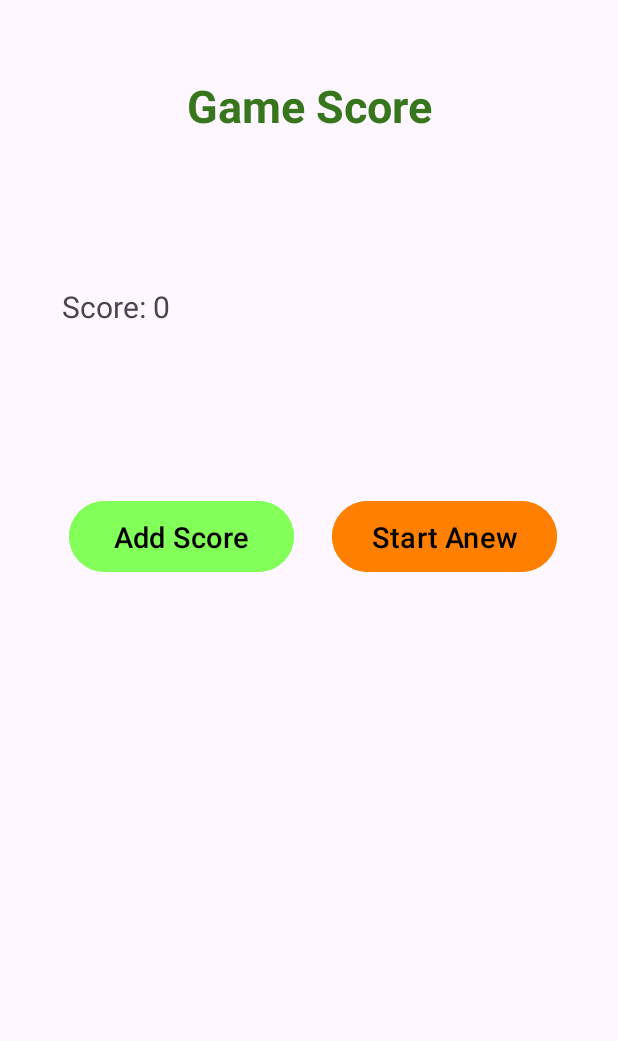
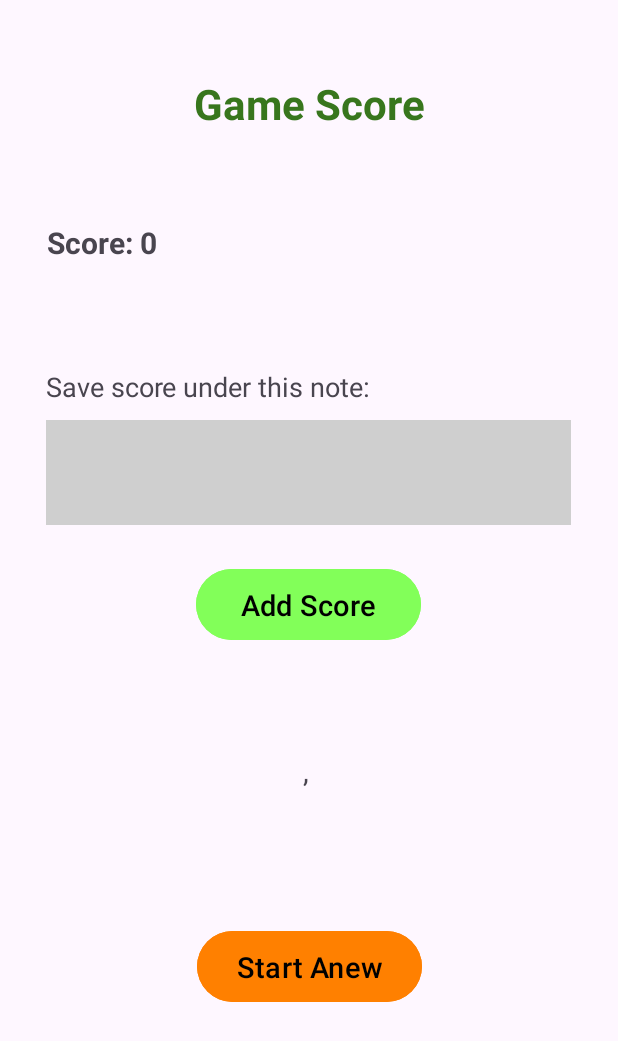
Before and after one commit to mubahilahmad/Animal_Guessing_Game, an Android app: the ScoreActivity screen opened directly, with no data from a screen before it, on a phone screen of 412 x 824 dp. Shown: the top 1041 px of the screen. Run offline under Robolectric (Android 15) with nearby library versions, the phone set to English and light mode, and no system bars.

Commit message:
Initial commit

```diff
--- a/app/src/main/java/de/fra_uas/fb2/mobiledevices/animalguessinggame/Animal.kt
+++ b/app/src/main/java/de/fra_uas/fb2/mobiledevices/animalguessinggame/Animal.kt
@@ -52,8 +52,8 @@ data class Animal(
             Animal("Falcon", listOf("Color: Gray and white", "Habitat: Lives worldwide", "Diet: Eats small animals (Carnivore)", "Size: Up to 0.6 meters tall", "Weight: 0.7 to 1.5 kg", "Sharp beak", "Strong talons", "Excellent eyesight", "Flies fast", "Used in falconry")),
             Animal("Swan", listOf("Color: White", "Habitat: Lives near water", "Diet: Eats plants (Herbivore)", "Size: Up to 1.5 meters tall", "Weight: 5 to 15 kg", "Long neck", "Graceful", "Flies well", "Builds nests", "Monogamous")),
             Animal("Ostrich", listOf("Color: Brown", "Habitat: Lives in Africa", "Diet: Eats plants and insects (Omnivore)", "Size: Up to 2.8 meters tall", "Weight: 100 to 150 kg", "Flightless", "Runs very fast", "Long legs", "Lays large eggs", "Has a long neck")),
-            Animal("Rhinoceros", listOf("Color: Gray", "Habitat: Lives in Africa and Asia", "Diet: Eats plants (Herbivore)", "Size: Up to 4 meters long", "Weight: 800 to 1400 kg", "Has a horn", "Very strong", "Endangered", "Thick skin", "Heavy")),
-            Animal("Hippopotamus", listOf("Color: Gray", "Habitat: Lives in Africa", "Diet: Eats plants (Herbivore)", "Size: Up to 5 meters long", "Weight: 1300 to 3200 kg", "Semi-aquatic", "Very strong", "Aggressive", "Large mouth", "Lives in groups")),
+            Animal("Rhino", listOf("Color: Gray", "Habitat: Lives in Africa and Asia", "Diet: Eats plants (Herbivore)", "Size: Up to 4 meters long", "Weight: 800 to 1400 kg", "Has a horn", "Very strong", "Endangered", "Thick skin", "Heavy")),
+            Animal("Hippo", listOf("Color: Gray", "Habitat: Lives in Africa", "Diet: Eats plants (Herbivore)", "Size: Up to 5 meters long", "Weight: 1300 to 3200 kg", "Semi-aquatic", "Very strong", "Aggressive", "Large mouth", "Lives in groups")),
             Animal("Buffalo", listOf("Color: Black or brown", "Habitat: Lives in Africa and North America", "Diet: Eats grass (Herbivore)", "Size: Up to 3.4 meters long", "Weight: 300 to 900 kg", "Very strong", "Lives in herds", "Domesticated", "Provides meat and milk", "Thick fur")),
             Animal("Antelope", listOf("Color: Brown", "Habitat: Lives in Africa", "Diet: Eats grass (Herbivore)", "Size: Up to 1.5 meters tall", "Weight: 40 to 60 kg", "Graceful", "Fast runner", "Has horns", "Timid", "Lives in herds")),
             Animal("Meerkat", listOf("Color: Brown", "Habitat: Lives in Africa", "Diet: Eats insects and plants (Omnivore)", "Size: Up to 0.5 meters tall", "Weight: 0.6 to 1 kg", "Stands on hind legs", "Lives in burrows", "Very social", "Curious", "Fast")),
--- a/app/src/main/java/de/fra_uas/fb2/mobiledevices/animalguessinggame/ScoreActivity.kt
+++ b/app/src/main/java/de/fra_uas/fb2/mobiledevices/animalguessinggame/ScoreActivity.kt
@@ -1,16 +1,17 @@
 package de.fra_uas.fb2.mobiledevices.animalguessinggame
 
+import androidx.appcompat.app.AppCompatActivity
 import android.content.Context
 import android.content.Intent
 import android.os.Bundle
 import android.widget.Button
+import android.widget.EditText
 import android.widget.TextView
 import android.widget.Toast
-import androidx.appcompat.app.AppCompatActivity
 import androidx.datastore.core.DataStore
 import androidx.datastore.preferences.core.Preferences
 import androidx.datastore.preferences.core.edit
-import androidx.datastore.preferences.core.intPreferencesKey
+import androidx.datastore.preferences.core.stringPreferencesKey
 import androidx.datastore.preferences.preferencesDataStore
 import kotlinx.coroutines.flow.first
 import kotlinx.coroutines.runBlocking
@@ -22,9 +23,12 @@ class ScoreActivity : AppCompatActivity() {
     private lateinit var scoreTextView: TextView
     private lateinit var addScoreButton: Button
     private lateinit var startAnewButton: Button
+    private lateinit var dataStoreTextView: TextView
+    private lateinit var noteEditText: EditText
 
     companion object {
-        val POINTS_KEY = intPreferencesKey("user_points")
+        val SCORE_KEY = stringPreferencesKey("user_score")
+        val NOTE_KEY = stringPreferencesKey("user_note")
     }
 
     override fun onCreate(savedInstanceState: Bundle?) {
@@ -34,36 +38,80 @@ class ScoreActivity : AppCompatActivity() {
         scoreTextView = findViewById(R.id.textViewScore)
         addScoreButton = findViewById(R.id.buttonAddScore)
         startAnewButton = findViewById(R.id.buttonStartAnew)
+        dataStoreTextView = findViewById(R.id.textViewDataStore)
+        noteEditText = findViewById(R.id.editTextNote)
 
+        noteEditText.setOnFocusChangeListener { _, hasFocus ->
+            if (hasFocus) {
+                noteEditText.setText("")
+            }
+        }
+
+        try {
             val score = intent.getIntExtra("SCORE", 0)
-        val savedScore = getPoints(this)
+            val savedData = getSavedData(this)
 
-        scoreTextView.text = getString(R.string.score_text, savedScore + score)
+            // Display the score from MainActivity
+            scoreTextView.text = getString(R.string.score_text, score)
+
+            // Display the saved data from DataStore
+            dataStoreTextView.text = savedData
 
             addScoreButton.setOnClickListener {
-            savePoints(this, savedScore + score)
+                val note = noteEditText.text.toString()
+                saveData(this, score, note)
                 Toast.makeText(this, getString(R.string.score_saved), Toast.LENGTH_SHORT).show()
+
+                // Update the DataStore TextView with the new saved data
+                val newSavedData = getSavedData(this)
+                dataStoreTextView.text = newSavedData
             }
 
             startAnewButton.setOnClickListener {
+                try {
+                    val intent = Intent(this, RoundActivity::class.java)
+                    startActivity(intent)
+                    finish()
+                } catch (e: Exception) {
+                    e.printStackTrace()
+                    Toast.makeText(this, getString(R.string.error_starting_new_round, e.message), Toast.LENGTH_LONG).show()
+                }
+            }
+        } catch (e: Exception) {
+            e.printStackTrace()
+            Toast.makeText(this, getString(R.string.error_initializing_score_activity, e.message), Toast.LENGTH_LONG).show()
+            finish()
+        }
+
+    }
+
+    override fun onBackPressed() {
+        super.onBackPressed()
+        navigateToRoundActivity()
+    }
+
+    private fun navigateToRoundActivity() {
         val intent = Intent(this, RoundActivity::class.java)
         startActivity(intent)
         finish()
     }
-    }
 
-    private fun savePoints(context: Context, points: Int) {
+
+    private fun saveData(context: Context, score: Int, note: String) {
         runBlocking {
             context.dataStore.edit { preferences ->
-                preferences[POINTS_KEY] = points
+                preferences[SCORE_KEY] = "Score: $score"
+                preferences[NOTE_KEY] = note
             }
         }
     }
 
-    private fun getPoints(context: Context): Int {
+    private fun getSavedData(context: Context): String {
         return runBlocking {
             val preferences = context.dataStore.data.first()
-            preferences[POINTS_KEY] ?: 0
+            val score = preferences[SCORE_KEY] ?: ""
+            val note = preferences[NOTE_KEY] ?: ""
+            "$note, $score"
         }
     }
 }
--- a/app/src/main/res/layout/activity_score.xml
+++ b/app/src/main/res/layout/activity_score.xml
@@ -14,7 +14,7 @@
         android:gravity="center"
         android:text="@string/score_area"
         android:textColor="@color/darkgreen"
-        android:textSize="30sp"
+        android:textSize="28sp"
         android:textStyle="bold"
         app:layout_constraintEnd_toEndOf="parent"
         app:layout_constraintStart_toStartOf="parent"
@@ -23,11 +23,12 @@
 
     <TextView
         android:id="@+id/textViewScore"
-        android:layout_width="330dp"
+        android:layout_width="350dp"
         android:layout_height="wrap_content"
-        android:layout_marginTop="100dp"
+        android:layout_marginTop="60dp"
         android:text="@string/score_label"
         android:textSize="20sp"
+        android:textStyle="bold"
         app:layout_constraintEnd_toEndOf="parent"
         app:layout_constraintStart_toStartOf="parent"
         app:layout_constraintTop_toBottomOf="@+id/textViewScoreArea" />
@@ -36,26 +37,71 @@
         android:id="@+id/buttonStartAnew"
         android:layout_width="150dp"
         android:layout_height="55dp"
+        android:layout_marginTop="90dp"
         android:backgroundTint="@color/orange"
         android:text="@string/start_anew"
         android:textColor="#000000"
         android:textSize="19sp"
-        app:layout_constraintBottom_toBottomOf="@+id/buttonAddScore"
-        app:layout_constraintEnd_toEndOf="@+id/textViewScore"
-        app:layout_constraintTop_toTopOf="@+id/buttonAddScore" />
+        app:layout_constraintEnd_toEndOf="parent"
+        app:layout_constraintStart_toStartOf="parent"
+        app:layout_constraintTop_toBottomOf="@+id/textViewDataStore" />
 
     <Button
         android:id="@+id/buttonAddScore"
         android:layout_width="150dp"
         android:layout_height="55dp"
-        android:layout_marginTop="112dp"
+        android:layout_marginTop="25dp"
         android:backgroundTint="@color/grell"
         android:text="@string/add_score"
         android:textColor="#000000"
         android:textSize="19sp"
-        app:layout_constraintEnd_toStartOf="@+id/buttonStartAnew"
-        app:layout_constraintHorizontal_bias="0.166"
-        app:layout_constraintStart_toStartOf="@+id/textViewScore"
+        app:layout_constraintEnd_toEndOf="parent"
+        app:layout_constraintHorizontal_bias="0.498"
+        app:layout_constraintStart_toStartOf="parent"
+        app:layout_constraintTop_toBottomOf="@+id/editTextNote" />
+
+    <TextView
+        android:id="@+id/textViewDataStore"
+        android:layout_width="wrap_content"
+        android:layout_height="wrap_content"
+        android:layout_marginTop="70dp"
+        android:autofillHints=""
+        android:text="@string/textViewDataStore"
+        android:textSize="19sp"
+        app:layout_constraintEnd_toEndOf="parent"
+        app:layout_constraintHorizontal_bias="0.5"
+        app:layout_constraintStart_toStartOf="parent"
+        app:layout_constraintTop_toBottomOf="@+id/buttonAddScore" />
+
+    <EditText
+        android:id="@+id/editTextNote"
+        android:layout_width="350dp"
+        android:layout_height="70dp"
+        android:layout_marginTop="10dp"
+        android:ems="10"
+        android:inputType="text"
+        android:minHeight="48dp"
+        android:text="@string/editTextNote"
+        android:gravity="center"
+        android:textSize="19sp"
+        android:background="#CFCFCF"
+        android:textColorHint="@color/black"
+        app:layout_constraintEnd_toEndOf="parent"
+        app:layout_constraintHorizontal_bias="0.491"
+        app:layout_constraintStart_toStartOf="parent"
+        app:layout_constraintTop_toBottomOf="@+id/textViewNote"
+        tools:ignore="Autofill,LabelFor" />
+
+    <TextView
+        android:id="@+id/textViewNote"
+        android:layout_width="wrap_content"
+        android:layout_height="wrap_content"
+        android:layout_marginTop="70dp"
+        android:text="@string/textViewNote"
+        android:textSize="18sp"
+        app:layout_constraintEnd_toEndOf="parent"
+        app:layout_constraintHorizontal_bias="0.158"
+        app:layout_constraintStart_toStartOf="parent"
         app:layout_constraintTop_toBottomOf="@+id/textViewScore" />
 
 </androidx.constraintlayout.widget.ConstraintLayout>
--- a/app/src/main/res/values/strings.xml
+++ b/app/src/main/res/values/strings.xml
@@ -13,7 +13,7 @@
     <string name="toastWrong">Wrong!</string>
     <string name="hintsLeft">%d hints left!</string>
     <string name="noMoreHints">No more hints!</string>
-    <string name="skip">Skip</string>
+    <string name="skip">Next Animal!</string>
     <string name="solveAttemptsLeft">%d solve attempts left!</string>
     <string name="noMoreSolveAttempts">No more solve attempts!</string>
     <string name="score">Score: %d</string>
@@ -25,12 +25,23 @@
     <string name="forty_animals">40 Animals</string>
     <string name="fifty_animals">50 Animals</string>
     <string name="no_number_of_animals_selected">No number of Animals selected</string>
-    <string name="toastDontGiveUp">Never give up!</string>
+    <string name="toastDontGiveUp">Next Animal!</string>
     <string name="finished">Done!</string>
     <string name="score_area">Game Score</string>
-    <string name="score_label">Score:</string>
+    <string name="score_label">Reached Score:</string>
     <string name="add_score">Add Score</string>
     <string name="start_anew">Start Anew</string>
-    <string name="score_text">Score: %d</string>
-    <string name="score_saved">Score saved!</string>
+    <string name="error_starting_main_activity">Error starting MainActivity: %s</string>
+    <string name="error_retrieving_num_animals">Error retrieving NUM_ANIMALS: %s</string>
+    <string name="error_ending_game">Error ending game: %s</string>
+
+    <string name="score_text">Score: %1$d</string>
+    <string name="saved_score_text">Saved Score: %1$d</string>
+    <string name="score_saved">Score has been saved!</string>
+    <string name="error_starting_new_round">Error starting new round: %1$s</string>
+    <string name="error_initializing_score_activity">Error initializing ScoreActivity: %1$s</string>
+    <string name="editTextNote">Type your note here …</string>
+    <string name="textViewDataStore">Empty</string>
+    <string name="textViewNote">Save score under this note:</string>
+
 </resources>
```
Also changed, not shown: app/src/main/java/de/fra_uas/fb2/mobiledevices/animalguessinggame/MainActivity.kt (+25 -20 lines), app/src/main/java/de/fra_uas/fb2/mobiledevices/animalguessinggame/RoundActivity.kt (+11 -6 lines), app/src/main/res/layout/activity_main.xml (+25 -21 lines), app/src/main/res/layout/activity_round.xml (+25 -19 lines). Lines whose indentation alone changed are shown as unchanged.
